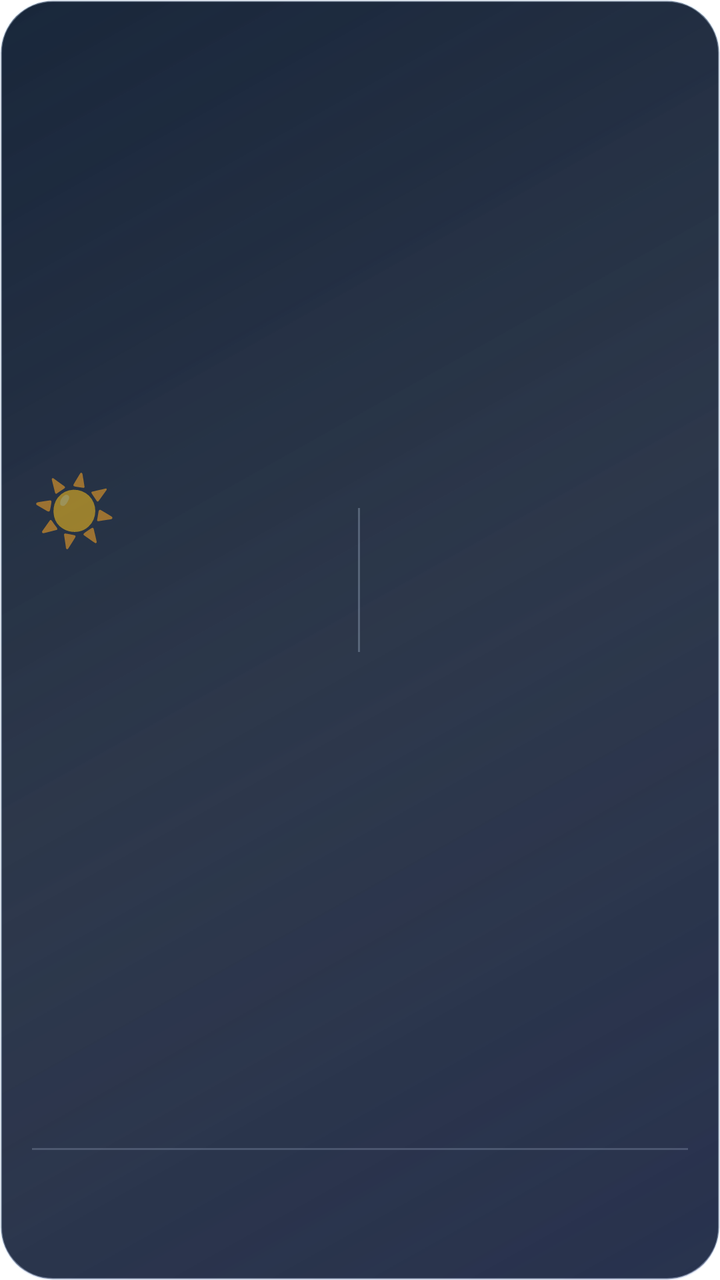
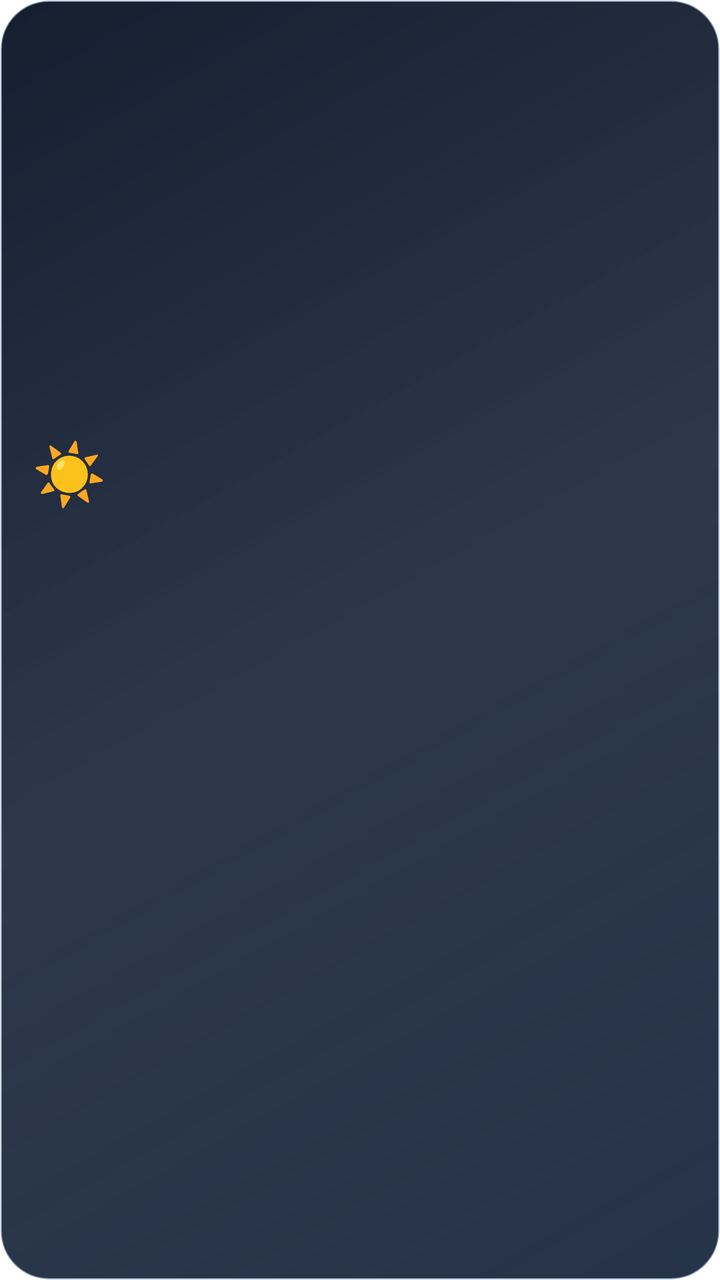

Screens rendered from an Android XML layout before and after an edit, with the pre-edit source and the edit as a unified diff.
<!-- AndroidManifest.xml: application theme Theme.Supernova -->
<!-- res/layout/widget_weather_clock.xml -->
<?xml version="1.0" encoding="utf-8"?>
<LinearLayout xmlns:android="http://schemas.android.com/apk/res/android"
    android:layout_width="match_parent"
    android:layout_height="match_parent"
    android:orientation="vertical"
    android:padding="16dp"
    android:background="@drawable/bg_lumi_weather_widget">

    <LinearLayout
        android:layout_width="match_parent"
        android:layout_height="0dp"
        android:layout_weight="1"
        android:gravity="center_vertical"
        android:orientation="horizontal">

        <LinearLayout
            android:layout_width="0dp"
            android:layout_height="match_parent"
            android:layout_weight="1.02"
            android:gravity="center_vertical"
            android:orientation="vertical">

            <TextView
                android:id="@+id/weatherWidgetIcon"
                android:layout_width="wrap_content"
                android:layout_height="wrap_content"
                android:text="☀️"
                android:textSize="34sp" />

            <TextView
                android:id="@+id/weatherWidgetTemp"
                android:layout_width="wrap_content"
                android:layout_height="wrap_content"
                android:layout_marginTop="-2dp"
                android:textColor="#F7FAFF"
                android:textSize="30sp"
                android:textStyle="bold" />

            <TextView
                android:id="@+id/weatherWidgetCondition"
                android:layout_width="match_parent"
                android:layout_height="wrap_content"
                android:textColor="#D6E4FF"
                android:textSize="12sp"
                android:maxLines="1"
                android:ellipsize="end" />

            <TextView
                android:id="@+id/weatherWidgetLocation"
                android:layout_width="match_parent"
                android:layout_height="wrap_content"
                android:layout_marginTop="2dp"
                android:textColor="#91B8E8"
                android:textSize="11sp"
                android:maxLines="1"
                android:ellipsize="end" />
        </LinearLayout>

        <View
            android:layout_width="1dp"
            android:layout_height="72dp"
            android:layout_marginStart="10dp"
            android:layout_marginEnd="14dp"
            android:background="#42D5E6FF" />

        <LinearLayout
            android:layout_width="0dp"
            android:layout_height="match_parent"
            android:layout_weight="1"
            android:gravity="center_vertical|end"
            android:orientation="vertical">

            <TextView
                android:id="@+id/weatherWidgetClock"
                android:layout_width="match_parent"
                android:layout_height="wrap_content"
                android:gravity="end"
                android:textColor="#FFFFFF"
                android:textSize="38sp"
                android:textStyle="bold"
                android:includeFontPadding="false"
                android:maxLines="1" />

            <TextView
                android:id="@+id/weatherWidgetDate"
                android:layout_width="match_parent"
                android:layout_height="wrap_content"
                android:layout_marginTop="5dp"
                android:gravity="end"
                android:textColor="#B8C9E7"
                android:textSize="12sp"
                android:maxLines="1"
                android:ellipsize="end" />

            <TextView
                android:id="@+id/weatherWidgetHighLow"
                android:layout_width="match_parent"
                android:layout_height="wrap_content"
                android:layout_marginTop="8dp"
                android:gravity="end"
                android:textColor="#DDEAFF"
                android:textSize="11sp"
                android:maxLines="1" />
        </LinearLayout>
    </LinearLayout>

    <View
        android:layout_width="match_parent"
        android:layout_height="1dp"
        android:layout_marginTop="10dp"
        android:layout_marginBottom="7dp"
        android:background="#32D5E6FF" />

    <LinearLayout
        android:layout_width="match_parent"
        android:layout_height="42dp"
        android:orientation="horizontal">

        <LinearLayout
            android:layout_width="0dp"
            android:layout_height="match_parent"
            android:layout_weight="1"
            android:gravity="center"
            android:orientation="vertical">
            <TextView android:id="@+id/weatherForecastDay1" android:layout_width="wrap_content" android:layout_height="wrap_content" android:textColor="#E6F0FF" android:textSize="11sp" android:textStyle="bold" />
            <TextView android:id="@+id/weatherForecastInfo1" android:layout_width="wrap_content" android:layout_height="wrap_content" android:layout_marginTop="2dp" android:textColor="#9EC5F1" android:textSize="11sp" />
        </LinearLayout>

        <LinearLayout
            android:layout_width="0dp"
            android:layout_height="match_parent"
            android:layout_weight="1"
            android:gravity="center"
            android:orientation="vertical">
            <TextView android:id="@+id/weatherForecastDay2" android:layout_width="wrap_content" android:layout_height="wrap_content" android:textColor="#E6F0FF" android:textSize="11sp" android:textStyle="bold" />
            <TextView android:id="@+id/weatherForecastInfo2" android:layout_width="wrap_content" android:layout_height="wrap_content" android:layout_marginTop="2dp" android:textColor="#9EC5F1" android:textSize="11sp" />
        </LinearLayout>

        <LinearLayout
            android:layout_width="0dp"
            android:layout_height="match_parent"
            android:layout_weight="1"
            android:gravity="center"
            android:orientation="vertical">
            <TextView android:id="@+id/weatherForecastDay3" android:layout_width="wrap_content" android:layout_height="wrap_content" android:textColor="#E6F0FF" android:textSize="11sp" android:textStyle="bold" />
            <TextView android:id="@+id/weatherForecastInfo3" android:layout_width="wrap_content" android:layout_height="wrap_content" android:layout_marginTop="2dp" android:textColor="#9EC5F1" android:textSize="11sp" />
        </LinearLayout>
    </LinearLayout>
</LinearLayout>
<!-- resources referenced by this layout -->
<resources>
  <!-- drawable bg_lumi_weather_widget (drawable) -->
  <?xml version="1.0" encoding="utf-8"?>
  <layer-list xmlns:android="http://schemas.android.com/apk/res/android">
      <item>
          <shape>
              <corners android:radius="26dp" />
              <gradient
                  android:angle="135"
                  android:startColor="#F31B2940"
                  android:centerColor="#E4142035"
                  android:endColor="#F1081224" />
              <stroke android:width="1dp" android:color="#66D5E8FF" />
          </shape>
      </item>
      <item android:top="1dp" android:left="1dp" android:right="1dp">
          <shape>
              <corners android:radius="25dp" />
              <gradient
                  android:angle="315"
                  android:startColor="#182E6B9E"
                  android:centerColor="#00162848"
                  android:endColor="#183E287B" />
          </shape>
      </item>
  </layer-list>
  <color name="accent">#2E89FF</color>
  <color name="rippleHighlight">#1A000000</color>
  <color name="accentBlueText">@color/accentBlue</color>
  <style name="Widget.Supernova.RadioButton" parent="Widget.MaterialComponents.CompoundButton.RadioButton">
          <item name="buttonTint">@color/selection_control_tint</item>
          <item name="android:textColor">@color/textPrimary</item>
      </style>
  <style name="Widget.Supernova.Switch" parent="Widget.MaterialComponents.CompoundButton.Switch">
          <item name="android:textColor">@color/textPrimary</item>
      </style>
  <color name="textPrimary">#11161D</color>
  <color name="textSecondary">#B011161D</color>
  <color name="surface">#FFFFFF</color>
  <color name="onAccent">#FFFFFFFF</color>
  <color name="accentBlue">#2E89FF</color>
  <color name="raised">#FFFFFF</color>
  <style name="ShapeAppearanceOverlay.Supernova.Dialog" parent="">
          <item name="cornerFamily">rounded</item>
          <item name="cornerSize">@dimen/glass_dialog_radius</item>
      </style>
  <style name="TextAppearance.Supernova.DialogTitle" parent="MaterialAlertDialog.MaterialComponents.Title.Text">
          <item name="android:textColor">@color/textPrimary</item>
          <item name="android:textSize">22sp</item>
          <item name="android:fontFamily">sans-serif-medium</item>
      </style>
  <style name="TextAppearance.Supernova.DialogBody" parent="MaterialAlertDialog.MaterialComponents.Body.Text">
          <item name="android:textColor">@color/textSecondary</item>
          <item name="android:textSize">15sp</item>
          <item name="android:lineSpacingMultiplier">1.15</item>
      </style>
  <!-- drawable bg_dialog_window (drawable) -->
  <?xml version="1.0" encoding="utf-8"?>
  <inset xmlns:android="http://schemas.android.com/apk/res/android"
      android:insetLeft="24dp"
      android:insetRight="24dp"
      android:insetTop="16dp"
      android:insetBottom="16dp">
      <shape android:shape="rectangle">
          <corners android:radius="28dp" />
          <solid android:color="@color/raised" />
      </shape>
  </inset>
  <dimen name="glass_control_radius">20dp</dimen>
  <dimen name="glass_input_radius">14dp</dimen>
  <dimen name="glass_dialog_radius">28dp</dimen>
  <style name="ShapeAppearanceOverlay.Supernova.BottomSheet" parent="">
          <item name="cornerFamily">rounded</item>
          <item name="cornerSizeTopLeft">@dimen/glass_sheet_radius</item>
          <item name="cornerSizeTopRight">@dimen/glass_sheet_radius</item>
          <item name="cornerSizeBottomLeft">0dp</item>
          <item name="cornerSizeBottomRight">0dp</item>
      </style>
  <dimen name="glass_sheet_radius">28dp</dimen>
  <!-- unchanged entries left out for length: 12 -->
</resources>

<!-- the commit's change to res/layout/widget_weather_clock.xml (unified diff, before → after) -->
@@ -10,32 +10,27 @@
         android:layout_width="match_parent"
         android:layout_height="0dp"
         android:layout_weight="1"
-        android:gravity="center_vertical"
-        android:orientation="horizontal">
-
+        android:orientation="horizontal"
+        android:gravity="center_vertical">
         <LinearLayout
             android:layout_width="0dp"
-            android:layout_height="match_parent"
-            android:layout_weight="1.02"
-            android:gravity="center_vertical"
+            android:layout_height="wrap_content"
+            android:layout_weight="1"
             android:orientation="vertical">
-
             <TextView
                 android:id="@+id/weatherWidgetIcon"
                 android:layout_width="wrap_content"
                 android:layout_height="wrap_content"
-                android:text="☀️"
-                android:textSize="34sp" />
-
+                android:text="☀"
+                android:textColor="#FFE08A"
+                android:textSize="30sp" />
             <TextView
                 android:id="@+id/weatherWidgetTemp"
                 android:layout_width="wrap_content"
                 android:layout_height="wrap_content"
-                android:layout_marginTop="-2dp"
-                android:textColor="#F7FAFF"
-                android:textSize="30sp"
+                android:textColor="#FFFFFF"
+                android:textSize="28sp"
                 android:textStyle="bold" />
-
             <TextView
                 android:id="@+id/weatherWidgetCondition"
                 android:layout_width="match_parent"
@@ -44,106 +39,98 @@
                 android:textSize="12sp"
                 android:maxLines="1"
                 android:ellipsize="end" />
-
             <TextView
                 android:id="@+id/weatherWidgetLocation"
                 android:layout_width="match_parent"
                 android:layout_height="wrap_content"
-                android:layout_marginTop="2dp"
-                android:textColor="#91B8E8"
+                android:textColor="#A8C8F0"
                 android:textSize="11sp"
                 android:maxLines="1"
                 android:ellipsize="end" />
         </LinearLayout>
-
-        <View
-            android:layout_width="1dp"
-            android:layout_height="72dp"
-            android:layout_marginStart="10dp"
-            android:layout_marginEnd="14dp"
-            android:background="#42D5E6FF" />
-
         <LinearLayout
             android:layout_width="0dp"
-            android:layout_height="match_parent"
+            android:layout_height="wrap_content"
             android:layout_weight="1"
-            android:gravity="center_vertical|end"
-            android:orientation="vertical">
-
+            android:orientation="vertical"
+            android:gravity="end">
             <TextView
                 android:id="@+id/weatherWidgetClock"
                 android:layout_width="match_parent"
                 android:layout_height="wrap_content"
                 android:gravity="end"
                 android:textColor="#FFFFFF"
-                android:textSize="38sp"
+                android:textSize="34sp"
                 android:textStyle="bold"
-                android:includeFontPadding="false"
-                android:maxLines="1" />
-
+                android:maxLines="1"
+                android:ellipsize="end" />
             <TextView
                 android:id="@+id/weatherWidgetDate"
                 android:layout_width="match_parent"
                 android:layout_height="wrap_content"
-                android:layout_marginTop="5dp"
                 android:gravity="end"
-                android:textColor="#B8C9E7"
+                android:textColor="#C6D7F0"
                 android:textSize="12sp"
                 android:maxLines="1"
                 android:ellipsize="end" />
-
             <TextView
                 android:id="@+id/weatherWidgetHighLow"
                 android:layout_width="match_parent"
                 android:layout_height="wrap_content"
-                android:layout_marginTop="8dp"
+                android:layout_marginTop="6dp"
                 android:gravity="end"
                 android:textColor="#DDEAFF"
                 android:textSize="11sp"
-                android:maxLines="1" />
+                android:maxLines="1"
+                android:ellipsize="end" />
         </LinearLayout>
     </LinearLayout>
-
-    <View
+    <TextView
+        android:id="@+id/weatherForecastDay1"
         android:layout_width="match_parent"
-        android:layout_height="1dp"
-        android:layout_marginTop="10dp"
-        android:layout_marginBottom="7dp"
-        android:background="#32D5E6FF" />
-
-    <LinearLayout
+        android:layout_height="wrap_content"
+        android:layout_marginTop="8dp"
+        android:textColor="#E6F0FF"
+        android:textSize="11sp"
+        android:textStyle="bold"
+        android:maxLines="1" />
+    <TextView
+        android:id="@+id/weatherForecastInfo1"
         android:layout_width="match_parent"
-        android:layout_height="42dp"
-        android:orientation="horizontal">
-
-        <LinearLayout
-            android:layout_width="0dp"
-            android:layout_height="match_parent"
-            android:layout_weight="1"
-            android:gravity="center"
-            android:orientation="vertical">
-            <TextView android:id="@+id/weatherForecastDay1" android:layout_width="wrap_content" android:layout_height="wrap_content" android:textColor="#E6F0FF" android:textSize="11sp" android:textStyle="bold" />
-            <TextView android:id="@+id/weatherForecastInfo1" android:layout_width="wrap_content" android:layout_height="wrap_content" android:layout_marginTop="2dp" android:textColor="#9EC5F1" android:textSize="11sp" />
-        </LinearLayout>
-
-        <LinearLayout
-            android:layout_width="0dp"
-            android:layout_height="match_parent"
-            android:layout_weight="1"
-            android:gravity="center"
-            android:orientation="vertical">
-            <TextView android:id="@+id/weatherForecastDay2" android:layout_width="wrap_content" android:layout_height="wrap_content" android:textColor="#E6F0FF" android:textSize="11sp" android:textStyle="bold" />
-            <TextView android:id="@+id/weatherForecastInfo2" android:layout_width="wrap_content" android:layout_height="wrap_content" android:layout_marginTop="2dp" android:textColor="#9EC5F1" android:textSize="11sp" />
-        </LinearLayout>
-
-        <LinearLayout
-            android:layout_width="0dp"
-            android:layout_height="match_parent"
-            android:layout_weight="1"
-            android:gravity="center"
-            android:orientation="vertical">
-            <TextView android:id="@+id/weatherForecastDay3" android:layout_width="wrap_content" android:layout_height="wrap_content" android:textColor="#E6F0FF" android:textSize="11sp" android:textStyle="bold" />
-            <TextView android:id="@+id/weatherForecastInfo3" android:layout_width="wrap_content" android:layout_height="wrap_content" android:layout_marginTop="2dp" android:textColor="#9EC5F1" android:textSize="11sp" />
-        </LinearLayout>
-    </LinearLayout>
+        android:layout_height="wrap_content"
+        android:textColor="#9EC5F1"
+        android:textSize="11sp"
+        android:maxLines="1" />
+    <TextView
+        android:id="@+id/weatherForecastDay2"
+        android:layout_width="match_parent"
+        android:layout_height="wrap_content"
+        android:layout_marginTop="2dp"
+        android:textColor="#E6F0FF"
+        android:textSize="11sp"
+        android:textStyle="bold"
+        android:maxLines="1" />
+    <TextView
+        android:id="@+id/weatherForecastInfo2"
+        android:layout_width="match_parent"
+        android:layout_height="wrap_content"
+        android:textColor="#9EC5F1"
+        android:textSize="11sp"
+        android:maxLines="1" />
+    <TextView
+        android:id="@+id/weatherForecastDay3"
+        android:layout_width="match_parent"
+        android:layout_height="wrap_content"
+        android:layout_marginTop="2dp"
+        android:textColor="#E6F0FF"
+        android:textSize="11sp"
+        android:textStyle="bold"
+        android:maxLines="1" />
+    <TextView
+        android:id="@+id/weatherForecastInfo3"
+        android:layout_width="match_parent"
+        android:layout_height="wrap_content"
+        android:textColor="#9EC5F1"
+        android:textSize="11sp"
+        android:maxLines="1" />
 </LinearLayout>
<!-- resource entries referenced after the edit -->
@@ -2,29 +2,15 @@
 <resources>
   <!-- drawable bg_lumi_weather_widget (drawable) -->
   <?xml version="1.0" encoding="utf-8"?>
-  <layer-list xmlns:android="http://schemas.android.com/apk/res/android">
-      <item>
-          <shape>
-              <corners android:radius="26dp" />
-              <gradient
-                  android:angle="135"
-                  android:startColor="#F31B2940"
-                  android:centerColor="#E4142035"
-                  android:endColor="#F1081224" />
-              <stroke android:width="1dp" android:color="#66D5E8FF" />
-          </shape>
-      </item>
-      <item android:top="1dp" android:left="1dp" android:right="1dp">
-          <shape>
-              <corners android:radius="25dp" />
-              <gradient
-                  android:angle="315"
-                  android:startColor="#182E6B9E"
-                  android:centerColor="#00162848"
-                  android:endColor="#183E287B" />
-          </shape>
-      </item>
-  </layer-list>
+  <shape xmlns:android="http://schemas.android.com/apk/res/android">
+      <corners android:radius="24dp" />
+      <gradient
+          android:angle="135"
+          android:startColor="#F31B2940"
+          android:centerColor="#E4142035"
+          android:endColor="#F1081224" />
+      <stroke android:width="1dp" android:color="#66D5E8FF" />
+  </shape>
   <color name="accent">#2E89FF</color>
   <color name="rippleHighlight">#1A000000</color>
   <color name="accentBlueText">@color/accentBlue</color>
